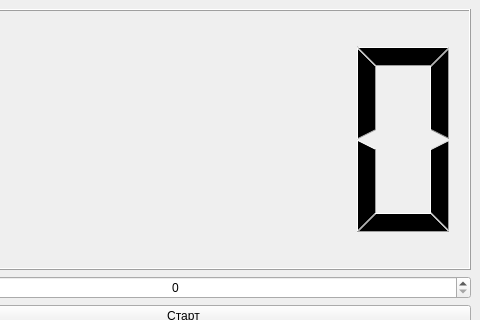
Old version of the form designs/stopwatchdes.ui in the repository SlavicSandwich/TheChasi; both pictures show x 113 to 593 and y 0 to 320 of the 593 by 709 pixel window.
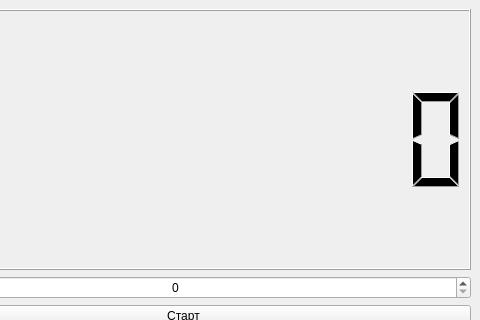
New version of the form.

What changed in the file:
```diff
--- a/designs/stopwatchdes.ui
+++ b/designs/stopwatchdes.ui
@@ -65,6 +65,9 @@
         <property name="layoutDirection">
          <enum>Qt::LeftToRight</enum>
         </property>
+        <property name="digitCount">
+         <number>10</number>
+        </property>
        </widget>
       </item>
       <item>
```
